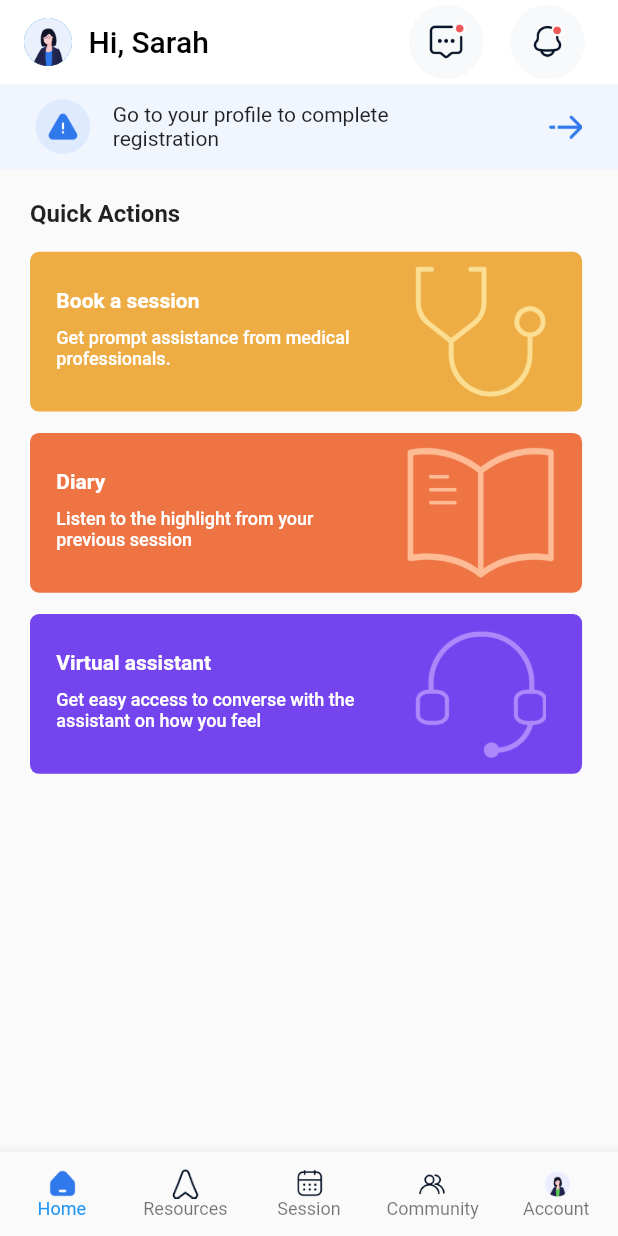
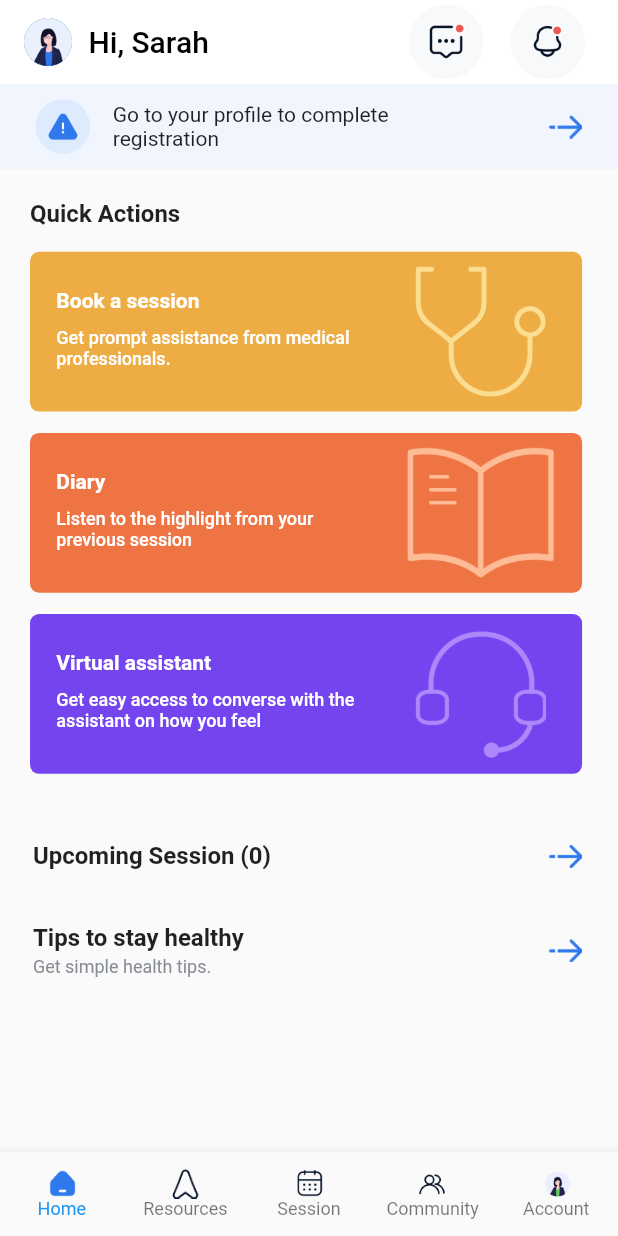
Before and after one commit to adolesamuel/faramove_therapy, a Flutter app: the screen it shows after launch, on a phone screen of 412 x 824 dp. Run offline on Flutter 3.47's test engine with Material 2 defaults, Android fonts, the phone set to English and light mode, and no system bars; our stand-ins replace flutter_screenutil, gap.

Commit message:
home page complete

```diff
--- a/lib/screens/home/home_page.dart
+++ b/lib/screens/home/home_page.dart
@@ -5,7 +5,6 @@ import 'package:flutter/material.dart';
 import 'package:flutter_screenutil/flutter_screenutil.dart';
 import 'package:gap/gap.dart';
 
-import '../../common/action_button.dart';
 import 'widgets/complete_registration_banner.dart';
 
 class HomePage extends StatefulWidget {
@@ -70,9 +69,96 @@ class _HomePageState extends State<HomePage> {
                 Gap(20.0.h),
               ],
             ),
-          )
+          ),
+          //Bottom Buttons.
+          Divider(
+            height: 6.0.h,
+            color: const Color(0xFFF8F9FB),
+          ),
+
+          //
+          TipsCard(
+            title: 'Upcoming Session (0)',
+            onTap: () {},
+          ),
+
+          //
+          Divider(
+            height: 6.0.h,
+            color: const Color(0xFFF8F9FB),
+          ),
+          TipsCard(
+            title: 'Tips to stay healthy',
+            subtitle: 'Get simple health tips.',
+            onTap: () {},
+          ),
         ],
       ),
     );
   }
 }
+
+class TipsCard extends StatelessWidget {
+  final String title;
+  final String? subtitle;
+  final Function()? onTap;
+  const TipsCard({
+    super.key,
+    required this.title,
+    this.subtitle,
+    this.onTap,
+  });
+
+  @override
+  Widget build(BuildContext context) {
+    return SizedBox(
+      height: 56.0.h,
+      child: Material(
+        child: InkWell(
+          onTap: onTap,
+          child: SizedBox(
+            child: Padding(
+              padding: EdgeInsets.symmetric(vertical: 10.0.h),
+              child: Row(
+                children: [
+                  Gap(20.0.w),
+                  Column(
+                    mainAxisAlignment: MainAxisAlignment.center,
+                    crossAxisAlignment: CrossAxisAlignment.start,
+                    children: [
+                      Text(
+                        title,
+                        style: const TextStyle(
+                          fontSize: 16.0,
+                          fontWeight: FontWeight.w700,
+                        ),
+                      ),
+                      if (subtitle != null) ...[
+                        Gap(3.0.h),
+                        Text(
+                          subtitle!,
+                          style: const TextStyle(
+                            color: Color(0xFF888D95),
+                            fontSize: 12.0,
+                            fontWeight: FontWeight.w400,
+                          ),
+                        )
+                      ]
+                    ],
+                  ),
+                  const Spacer(),
+                  Image.asset(
+                    AssetStrings.dashArrow,
+                    height: 16.0,
+                    width: 26.43,
+                  ),
+                  Gap(20.0.w),
+                ],
+              ),
+            ),
+          ),
+        ),
+      ),
+    );
+  }
+}
```
